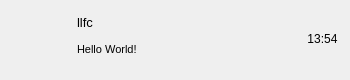
Before: the Qt Designer form Resource/Skin/Chatuserwid.ui in CNGoSeI/IMClient, drawn with Qt 5.
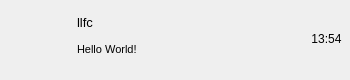
After: the same form once the commit is applied. Icons and pictures are not drawn.

The edit to the form file:
```diff
--- a/Resource/Skin/Chatuserwid.ui
+++ b/Resource/Skin/Chatuserwid.ui
@@ -51,7 +51,7 @@
     <number>4</number>
    </property>
    <property name="rightMargin">
-    <number>8</number>
+    <number>4</number>
    </property>
    <property name="bottomMargin">
     <number>6</number>
@@ -157,8 +157,7 @@
       <bool>false</bool>
      </property>
      <property name="styleSheet">
-      <string notr="true">background-color: rgba(255, 255, 255, 0);
-bord:none;</string>
+      <string notr="true"/>
      </property>
      <widget class="QLabel" name="Lab_UserName">
       <property name="geometry">
@@ -249,8 +248,7 @@
       <bool>false</bool>
      </property>
      <property name="styleSheet">
-      <string notr="true">background-color: rgba(255, 255, 255, 0);
-bord:none;</string>
+      <string notr="true"/>
      </property>
      <layout class="QVBoxLayout" name="verticalLayout_2">
       <property name="spacing">
```
Left out of the diff: 3 changed lines with no effect on the pictures.
